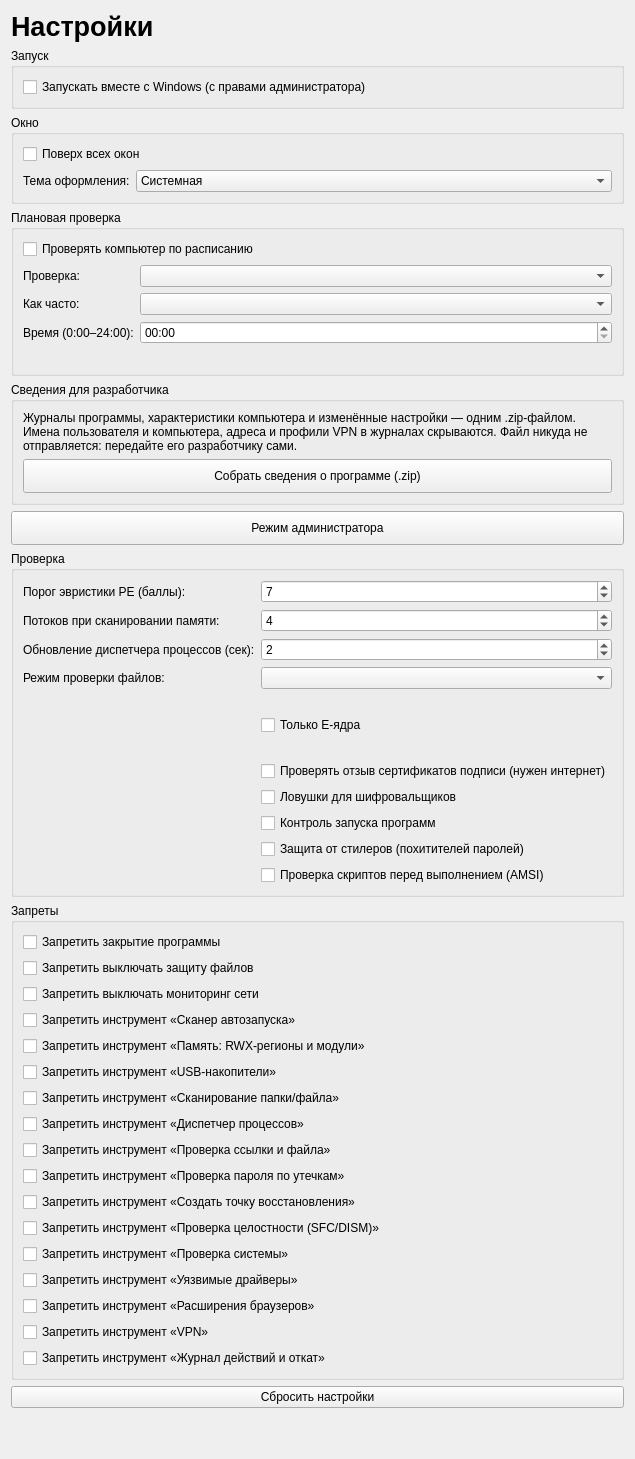
UnLuck000/school_project, file ui/designer/settings_page.ui: the form before one commit.
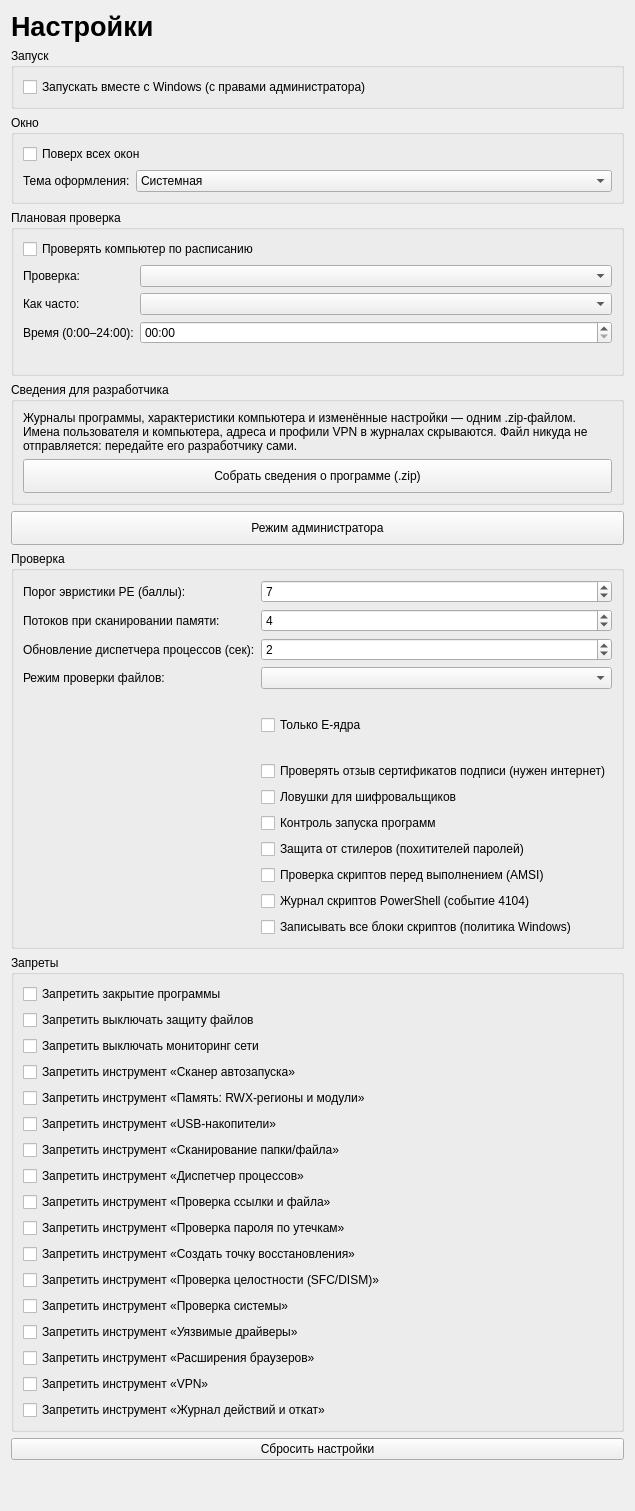
The form after the commit.

Commit message: Версия 1.1.0: служба Windows, свои процессы программы, окно по тревоге, разбор чужих файлов

Patch:
```diff
--- a/ui/designer/settings_page.ui
+++ b/ui/designer/settings_page.ui
@@ -82,6 +82,8 @@
       <item row="9" column="1"><widget class="QCheckBox" name="chkLaunchGuard"><property name="toolTip"><string>Каждая запущенная программа сразу проверяется; пока файл проверяется, процесс приостановлен. Работает вместе с защитой файлов.</string></property><property name="text"><string>Контроль запуска программ</string></property></widget></item>
       <item row="10" column="1"><widget class="QCheckBox" name="chkStealerGuard"><property name="toolTip"><string>Следит, кто открывает пароли, cookies и ключи браузеров, сеанс Telegram, токены Discord и кошельки. Чужая неподписанная программа приостанавливается. Работает вместе с защитой файлов.</string></property><property name="text"><string>Защита от стилеров (похитителей паролей)</string></property></widget></item>
       <item row="11" column="1"><widget class="QCheckBox" name="chkAmsi"><property name="toolTip"><string>Windows передаёт программе скрипты PowerShell, VBScript и JScript и макросы Office перед выполнением — уже расшифрованными. Вредоносные блокируются. Нужны права администратора: в системе регистрируется провайдер AMSI. Работает вместе с защитой файлов.</string></property><property name="text"><string>Проверка скриптов перед выполнением (AMSI)</string></property></widget></item>
+      <item row="12" column="1"><widget class="QCheckBox" name="chkPsLog"><property name="toolTip"><string>PowerShell сам пишет блоки скриптов в журнал событий (ETW, событие 4104). Программа проверяет их так же, как AMSI: если скрипт отключил AMSI изнутри, его всё равно видно. Остановить уже выполняющийся скрипт нельзя; попытка отключить AMSI — процесс завершается. Нужны права администратора.</string></property><property name="text"><string>Журнал скриптов PowerShell (событие 4104)</string></property></widget></item>
+      <item row="13" column="1"><widget class="QCheckBox" name="chkPsLogAll"><property name="toolTip"><string>Без этого PowerShell записывает только подозрительные блоки. Включается политика Windows EnableScriptBlockLogging (с откатом в журнале действий). Блоки скриптов попадают и в журнал событий Windows — вместе с тем, что в них написано (например, пароли в командах).</string></property><property name="text"><string>Записывать все блоки скриптов (политика Windows)</string></property></widget></item>
       <item row="6" column="1"><widget class="QLabel" name="lblEcoresHint"><property name="wordWrap"><bool>true</bool></property><property name="text"><string/></property></widget></item>
       <item row="2" column="1"><widget class="QSpinBox" name="spnInterval"><property name="minimum"><number>1</number></property><property name="maximum"><number>10</number></property><property name="value"><number>2</number></property></widget></item>
      </layout>
```
The commit also changes 98 other files.
